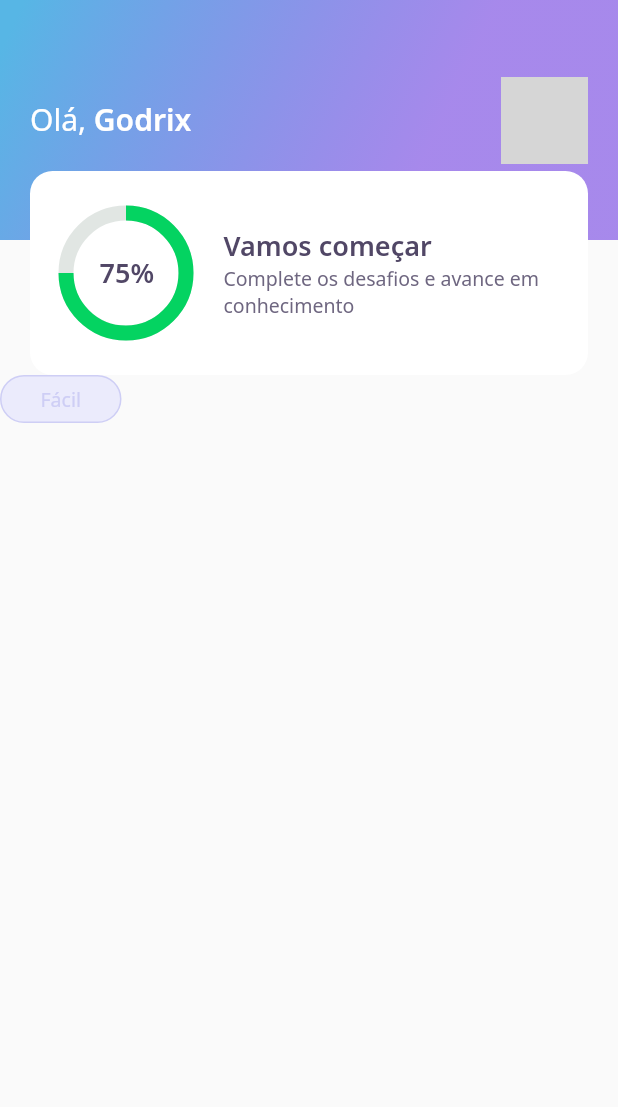
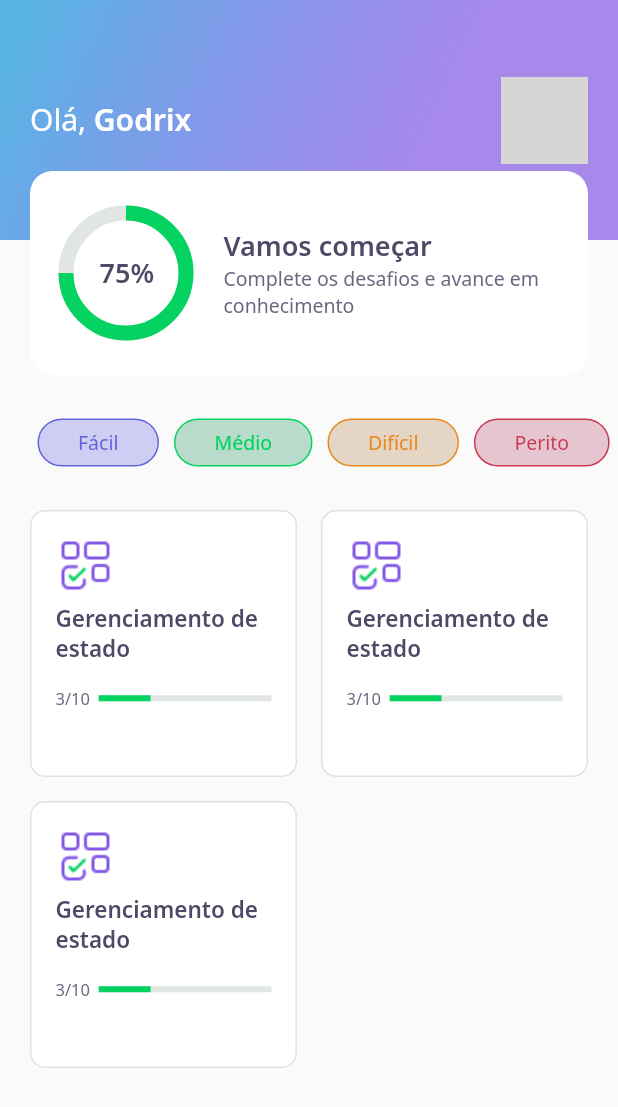
Before and after one commit to godrix/nlw-dev-quiz, a Flutter app: the screen it shows after launch, on a phone screen of 412 x 824 dp. Shown: the top 1107 px of the screen. Run offline on Flutter 3.47's test engine with Material 2 defaults, Android fonts, the phone set to English and light mode, and no system bars; our stand-ins replace google_fonts; network calls fail; grey boxes are pictures that could not be loaded.

Commit message:
create quiz_card

```diff
--- a/lib/pages/home/home_page.dart
+++ b/lib/pages/home/home_page.dart
@@ -1,5 +1,6 @@
 import 'package:dev_quiz/pages/home/widgets/app_bar/main.dart';
 import 'package:dev_quiz/pages/home/widgets/level_button/level_button_widget.dart';
+import 'package:dev_quiz/pages/home/widgets/quiz_card/quiz_card_widget.dart';
 import 'package:flutter/material.dart';
 
 class HomeScreen extends StatefulWidget {
@@ -12,9 +13,51 @@ class _HomeScreenState extends State<HomeScreen> {
   Widget build(BuildContext context) {
     return Scaffold(
       appBar: AppBarWidget(),
-      body: LevelButtonWidget(
-        label: 'Fácil',
-      ),
+      body: Padding(
+          padding: const EdgeInsets.symmetric(horizontal: 20),
+          child: Column(
+            children: [
+              SizedBox(
+                height: 24,
+              ),
+              Wrap(
+                direction: Axis.vertical,
+                children: [
+                  Row(
+                    mainAxisAlignment: MainAxisAlignment.spaceBetween,
+                    children: [
+                      LevelButtonWidget(
+                        label: 'Fácil',
+                      ),
+                      LevelButtonWidget(
+                        label: 'Médio',
+                      ),
+                      LevelButtonWidget(
+                        label: 'Difícil',
+                      ),
+                      LevelButtonWidget(
+                        label: 'Perito',
+                      ),
+                    ],
+                  ),
+                ],
+              ),
+              SizedBox(
+                height: 24,
+              ),
+              Expanded(
+                  child: GridView.count(
+                crossAxisCount: 2,
+                crossAxisSpacing: 16,
+                mainAxisSpacing: 16,
+                children: [
+                  QuizCardWidget(),
+                  QuizCardWidget(),
+                  QuizCardWidget(),
+                ],
+              ))
+            ],
+          )),
     );
   }
 }
--- a/lib/pages/home/widgets/level_button/level_button_widget.dart
+++ b/lib/pages/home/widgets/level_button/level_button_widget.dart
@@ -2,25 +2,56 @@ import 'package:dev_quiz/core/app_colors.dart';
 import 'package:flutter/material.dart';
 import 'package:google_fonts/google_fonts.dart';
 
+import '../../../../core/app_colors.dart';
+
 class LevelButtonWidget extends StatelessWidget {
   final String label;
 
-  LevelButtonWidget({Key? key, required this.label}) : super(key: key);
+  LevelButtonWidget({Key? key, required this.label})
+      : assert(["Fácil", "Médio", "Difícil", "Perito"].contains(label)),
+        super(key: key);
+
+  final config = {
+    "Fácil": {
+      "color": AppColors.levelButtonFacil,
+      "borderColor": AppColors.levelButtonBorderFacil,
+      "fontColor": AppColors.levelButtonTextFacil
+    },
+    "Médio": {
+      "color": AppColors.levelButtonMedio,
+      "borderColor": AppColors.levelButtonBorderMedio,
+      "fontColor": AppColors.levelButtonTextMedio
+    },
+    "Difícil": {
+      "color": AppColors.levelButtonDificil,
+      "borderColor": AppColors.levelButtonBorderDificil,
+      "fontColor": AppColors.levelButtonTextDificil
+    },
+    "Perito": {
+      "color": AppColors.levelButtonPerito,
+      "borderColor": AppColors.levelButtonBorderPerito,
+      "fontColor": AppColors.levelButtonTextPerito
+    },
+  };
+
+  Color get color => config[label]!['color']!;
+  Color get borderColor => config[label]!['borderColor']!;
+  Color get fontColor => config[label]!['fontColor']!;
 
   @override
   Widget build(BuildContext context) {
     return Container(
+      margin: EdgeInsets.all(5),
       decoration: BoxDecoration(
           borderRadius: BorderRadius.circular(28),
-          color: AppColors.levelButtonFacil,
-          border: Border.fromBorderSide(BorderSide(
-            color: AppColors.levelButtonBorderFacil,
-          ))),
+          color: borderColor,
+          border:
+              Border.fromBorderSide(BorderSide(color: fontColor, width: 1))),
       child: Padding(
         padding: const EdgeInsets.symmetric(horizontal: 26, vertical: 6),
         child: Text(label,
             style: GoogleFonts.notoSans(
-              color: AppColors.levelButtonBorderFacil,
+              color: fontColor,
               fontSize: 13,
             )),
       ),
--- /dev/null
+++ b/lib/pages/home/widgets/quiz_card/quiz_card_widget.dart
@@ -0,0 +1,59 @@
+import 'package:flutter/material.dart';
+
+import '../../../../core/app_colors.dart';
+import '../../../../core/app_images.dart';
+import '../../../../core/app_text_styles.dart';
+
+class QuizCardWidget extends StatelessWidget {
+  @override
+  Widget build(BuildContext context) {
+    return Container(
+      padding: EdgeInsets.all(16),
+      decoration: BoxDecoration(
+        color: AppColors.white,
+        borderRadius: BorderRadius.circular(10),
+        border: Border.fromBorderSide(BorderSide(color: AppColors.border)),
+      ),
+      child: Column(
+        crossAxisAlignment: CrossAxisAlignment.start,
+        children: [
+          Container(
+            width: 40,
+            height: 40,
+            child: Image.asset(AppImages.blocks),
+          ),
+          SizedBox(
+            height: 5,
+          ),
+          Text(
+            'Gerenciamento de estado',
+            style: AppTextStyles.heading15,
+          ),
+          SizedBox(
+            height: 16,
+          ),
+          Row(
+            children: [
+              Expanded(
+                flex: 1,
+                child: Text(
+                  "3/10",
+                  style: AppTextStyles.body11,
+                ),
+              ),
+              Expanded(
+                flex: 4,
+                child: LinearProgressIndicator(
+                  value: 0.3,
+                  backgroundColor: AppColors.chartSecondary,
+                  valueColor:
+                      AlwaysStoppedAnimation<Color>(AppColors.chartPrimary),
+                ),
+              )
+            ],
+          )
+        ],
+      ),
+    );
+  }
+}
```
